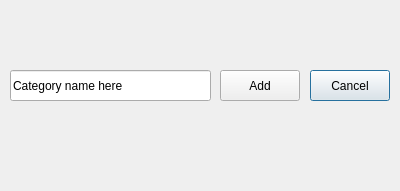
This is catdialog.ui in lucastmah/NWHacks2022 as Qt 5 draws it before an edit. The edited form follows.
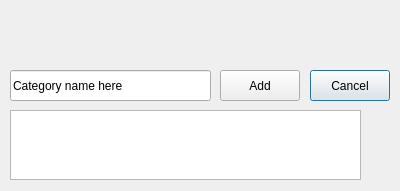
This is the edited form.

Commit message: Implement add category

What changed in the file:
```diff
--- a/catdialog.ui
+++ b/catdialog.ui
@@ -52,6 +52,16 @@
     <string>Category name here</string>
    </property>
   </widget>
+  <widget class="QTextEdit" name="testEdit">
+   <property name="geometry">
+    <rect>
+     <x>10</x>
+     <y>110</y>
+     <width>351</width>
+     <height>70</height>
+    </rect>
+   </property>
+  </widget>
  </widget>
  <resources/>
  <connections/>
```
The commit also changes 2 other files.
